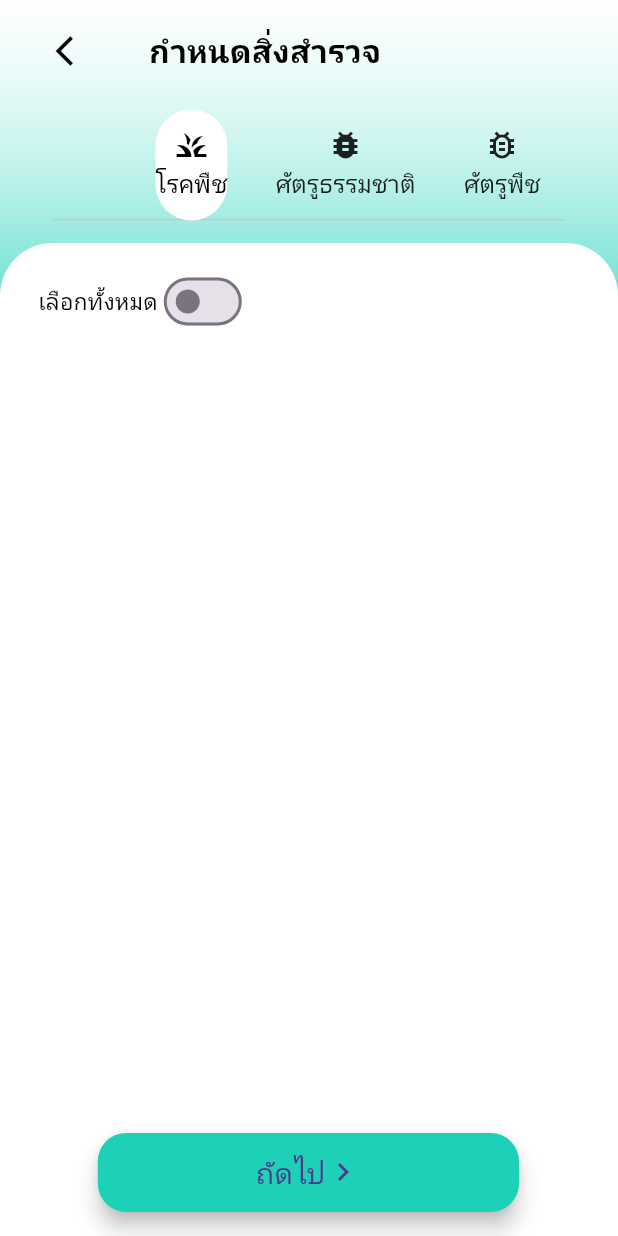
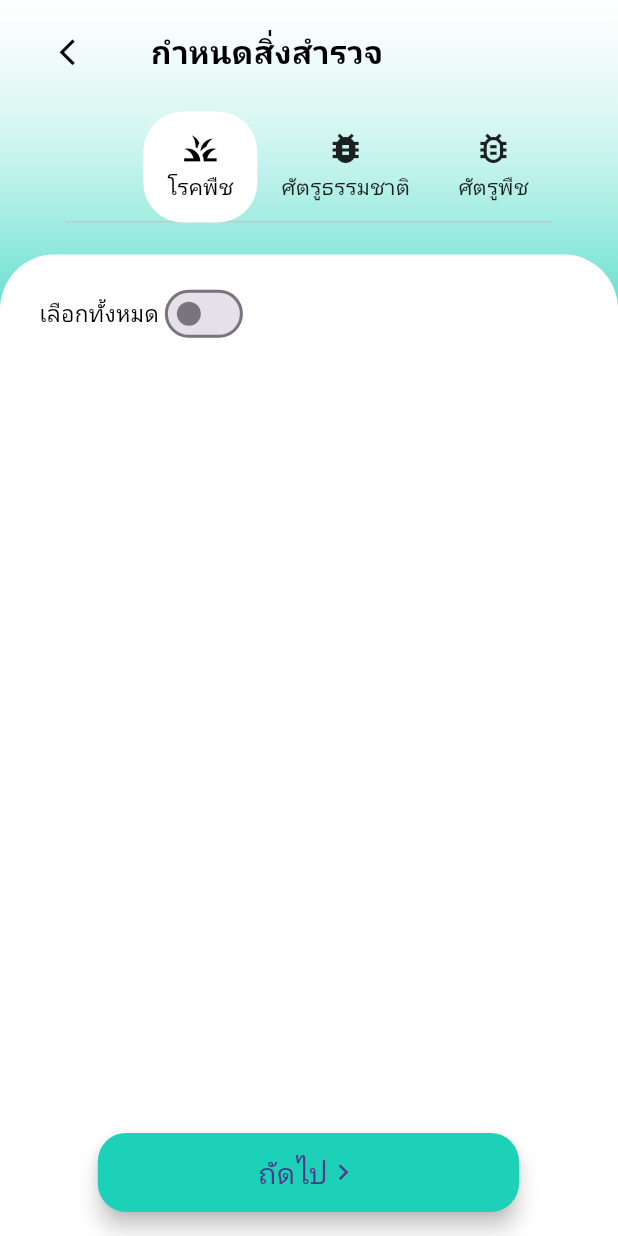
Before and after one commit to kusidol/nofirebase_cassava, a Flutter app: the BaseSurveyDetailInfo screen opened directly with empty values, on a phone screen of 412 x 824 dp. Run offline on Flutter 3.47's test engine with Material 3 defaults, Android fonts, the phone set to English and light mode, and no system bars; our stand-ins replace animated_toggle_switch, auth_buttons, badges, basic_utils, camera, carousel_slider and 26 more; missing offline and left inert: camera_web, flutter_custom_tabs, flutter_custom_tabs_web, flutter_inappwebview, flutter_toastr, geolocator_web and 7 more; accounts and stored records are empty; network calls fail; Roboto replaces fonts that are missing (OpenSans).

Commit message:
๊UpdateRes stp_point&create_survey_target

```diff
--- a/lib/screen/survey/survey_target/create_survey_target.dart
+++ b/lib/screen/survey/survey_target/create_survey_target.dart
@@ -346,12 +346,12 @@ class _BaseSurveyDetail extends State<BaseSurveyDetailInfo>
                       child: Column(
                         children: [
                           Padding(
-                            padding:
-                                const EdgeInsets.symmetric(horizontal: 25.0),
+                            padding: EdgeInsets.symmetric(
+                                horizontal: sizeWidth(25, context)),
                             child: Column(
                               children: [
                                 SizedBox(
-                                  height: 10,
+                                  height: sizeHeight(10, context),
                                 ),
                                 Container(
                                   child: Column(
@@ -366,9 +366,11 @@ class _BaseSurveyDetail extends State<BaseSurveyDetailInfo>
                                             children: [
                                               Container(
                                                 child: IconButton(
-                                                  icon: const Icon(
+                                                  icon: Icon(
                                                     Icons.arrow_back_ios,
                                                     color: Colors.black,
+                                                    size:
+                                                        sizeWidth(20, context),
                                                   ),
                                                   onPressed: () {
                                                     Navigator.of(context).pop();
@@ -400,7 +402,9 @@ class _BaseSurveyDetail extends State<BaseSurveyDetailInfo>
                                         children: [
                                           Column(
                                             children: [
-                                              const SizedBox(height: 15),
+                                              SizedBox(
+                                                  height:
+                                                      sizeHeight(15, context)),
                                               Container(
                                                 // height: 80,
                                                 // width: MediaQuery.of(context).size.width,
@@ -408,7 +412,8 @@ class _BaseSurveyDetail extends State<BaseSurveyDetailInfo>
                                                     color: Colors.transparent,
                                                     borderRadius:
                                                         BorderRadius.circular(
-                                                            35.0)),
+                                                            sizeWidth(
+                                                                25, context))),
                                                 child: TabBar(
                                                   onTap: (value) {
                                                     setState(() {
@@ -420,12 +425,16 @@ class _BaseSurveyDetail extends State<BaseSurveyDetailInfo>
                                                   },
                                                   controller: _tabController,
                                                   isScrollable: true,
+
+                                                  indicatorSize:
+                                                      TabBarIndicatorSize.tab,
                                                   // labelPadding: EdgeInsets.symmetric(horizontal: 10.0),
                                                   indicator: BoxDecoration(
                                                     color: Colors.white,
                                                     borderRadius:
                                                         BorderRadius.circular(
-                                                            25.0),
+                                                            sizeHeight(
+                                                                25, context)),
                                                   ),
                                                   labelColor: Colors.black,
                                                   unselectedLabelColor:
@@ -433,28 +442,46 @@ class _BaseSurveyDetail extends State<BaseSurveyDetailInfo>
                                                   labelStyle: TextStyle(
                                                     color: Colors.grey,
                                                     fontWeight: FontWeight.w500,
-                                                    fontSize: 16,
+                                                    fontSize:
+                                                        sizeWidth(14, context),
                                                   ),
                                                   tabs: [
                                                     Tab(
                                                       text: 'Disease'.i18n(),
-                                                      icon: Icon(Icons.grass),
+                                                      icon: Icon(
+                                                        Icons.grass,
+                                                        size: sizeWidth(
+                                                            25, context),
+                                                      ),
                                                     ),
                                                     Tab(
                                                       text: 'NaturalEnermies'
                                                           .i18n(),
                                                       icon: Icon(
-                                                          Icons.bug_report),
+                                                        Icons.bug_report,
+                                                        size: sizeWidth(
+                                                            25, context),
+                                                      ),
                                                     ),
                                                     Tab(
                                                       text: 'PestPhase'.i18n(),
-                                                      icon: Icon(Icons
-                                                          .bug_report_outlined),
+                                                      icon: Icon(
+                                                        Icons
+                                                            .bug_report_outlined,
+                                                        size: sizeWidth(
+                                                            25, context),
+                                                      ),
                                                     ),
                                                   ],
                                                 ),
                                               ),
-                                              const SizedBox(height: 15),
+                                              SizedBox(
+                                                  height: SizeConfig
+                                                              .screenWidth! <
+                                                          500
+                                                      ? sizeHeight(20, context)
+                                                      : sizeHeight(
+                                                          30, context)),
                                             ],
                                           ),
                                         ],
@@ -467,8 +494,8 @@ class _BaseSurveyDetail extends State<BaseSurveyDetailInfo>
                           ),
                           ClipRRect(
                             borderRadius: BorderRadius.only(
-                              topLeft: Radius.circular(35),
-                              topRight: Radius.circular(35),
+                              topLeft: Radius.circular(sizeWidth(35, context)),
+                              topRight: Radius.circular(sizeWidth(35, context)),
                             ),
                             child: Container(
                                 width: MediaQuery.of(context).size.width,
@@ -482,15 +509,18 @@ class _BaseSurveyDetail extends State<BaseSurveyDetailInfo>
                                         controller: _tabController,
                                         children: [
                                           Container(
-                                            padding: EdgeInsets.all(15),
+                                            padding: EdgeInsets.all(
+                                                sizeWidth(15, context)),
                                             child: _diseaseSelectBox(),
                                           ),
                                           Container(
-                                            padding: EdgeInsets.all(15),
+                                            padding: EdgeInsets.all(
+                                                sizeWidth(15, context)),
                                             child: _naturalSelectBox(),
                                           ),
                                           Container(
-                                            padding: EdgeInsets.all(15),
+                                            padding: EdgeInsets.all(
+                                                sizeWidth(15, context)),
                                             child: _pestSelectBox(),
                                           ),
                                         ],
@@ -527,7 +557,10 @@ class _BaseSurveyDetail extends State<BaseSurveyDetailInfo>
                             child: Row(
                               mainAxisAlignment: MainAxisAlignment.center,
                               children: [
-                                Icon(Icons.navigate_before),
+                                Icon(
+                                  Icons.navigate_before,
+                                  size: sizeWidth(20, context),
+                                ),
                                 Text(
                                   "previous-label".i18n(),
                                   style: TextStyle(
@@ -551,7 +584,7 @@ class _BaseSurveyDetail extends State<BaseSurveyDetailInfo>
                           height: sizeHeight(50, context),
                           child: Padding(
                             padding: _tabIndex == 0
-                                ? EdgeInsets.only(right: 50.0,left: 40.0)
+                                ? EdgeInsets.only(right: 50.0, left: 40.0)
                                 : EdgeInsets.only(right: 0.0),
                             child: FloatingActionButton(
                               backgroundColor: theme_color2,
@@ -569,7 +602,10 @@ class _BaseSurveyDetail extends State<BaseSurveyDetailInfo>
                                     style: TextStyle(
                                         fontSize: sizeHeight(18, context)),
                                   ),
-                                  Icon(Icons.navigate_next),
+                                  Icon(
+                                    Icons.navigate_next,
+                                    size: sizeWidth(20, context),
+                                  ),
                                 ],
                               ),
                               heroTag: "fab3",
@@ -590,7 +626,10 @@ class _BaseSurveyDetail extends State<BaseSurveyDetailInfo>
                             child: Row(
                               mainAxisAlignment: MainAxisAlignment.center,
                               children: [
-                                Icon(Icons.check_box),
+                                Icon(
+                                  Icons.check_box,
+                                  size: sizeWidth(20, context),
+                                ),
                                 Text(
                                   "save".i18n(),
                                   style: TextStyle(
--- a/lib/screen/survey/survey_target/survey_target_point/stp_point_newui.dart
+++ b/lib/screen/survey/survey_target/survey_target_point/stp_point_newui.dart
@@ -591,8 +591,11 @@ class _BaseSurveyPoint extends State<BaseSurveyPoint> {
             child: Container(
               width:
                   sizeWidth(MediaQuery.of(context).size.width * 0.925, context),
-              height: sizeHeight(
-                  MediaQuery.of(context).size.height * 0.125, context),
+              height: SizeConfig.screenWidth! < 500
+                  ? sizeHeight(
+                      MediaQuery.of(context).size.height * 0.125, context)
+                  : sizeHeight(
+                      MediaQuery.of(context).size.height * 0.08, context),
               child: Column(
                 mainAxisAlignment: MainAxisAlignment.start,
                 children: [
@@ -617,7 +620,7 @@ class _BaseSurveyPoint extends State<BaseSurveyPoint> {
                                     MediaQuery.of(context).size.width * 0.25,
                                     context)
                                 : sizeWidth(
-                                    MediaQuery.of(context).size.width * 0.12,
+                                    MediaQuery.of(context).size.width * 0.10,
                                     context)),
                       ),
                       Padding(
@@ -932,7 +935,10 @@ class _BaseSurveyPoint extends State<BaseSurveyPoint> {
                             ),
                             Container(
                               height: MediaQuery.of(context).size.height * 0.65,
-                              child: allSurveyBoxSwitch(surveyProvider),
+                              child: Padding(
+                                padding: EdgeInsets.all(sizeWidth(8, context)),
+                                child: allSurveyBoxSwitch(surveyProvider),
+                              ),
                             )
                           ])
                           /*: Center(
```
